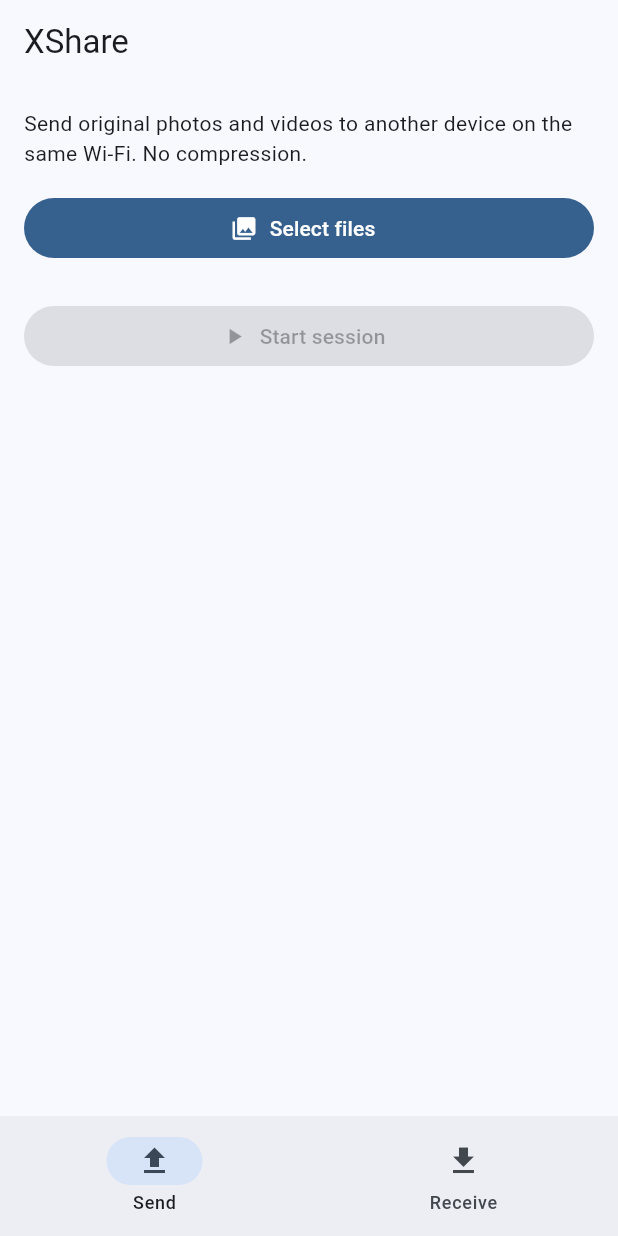
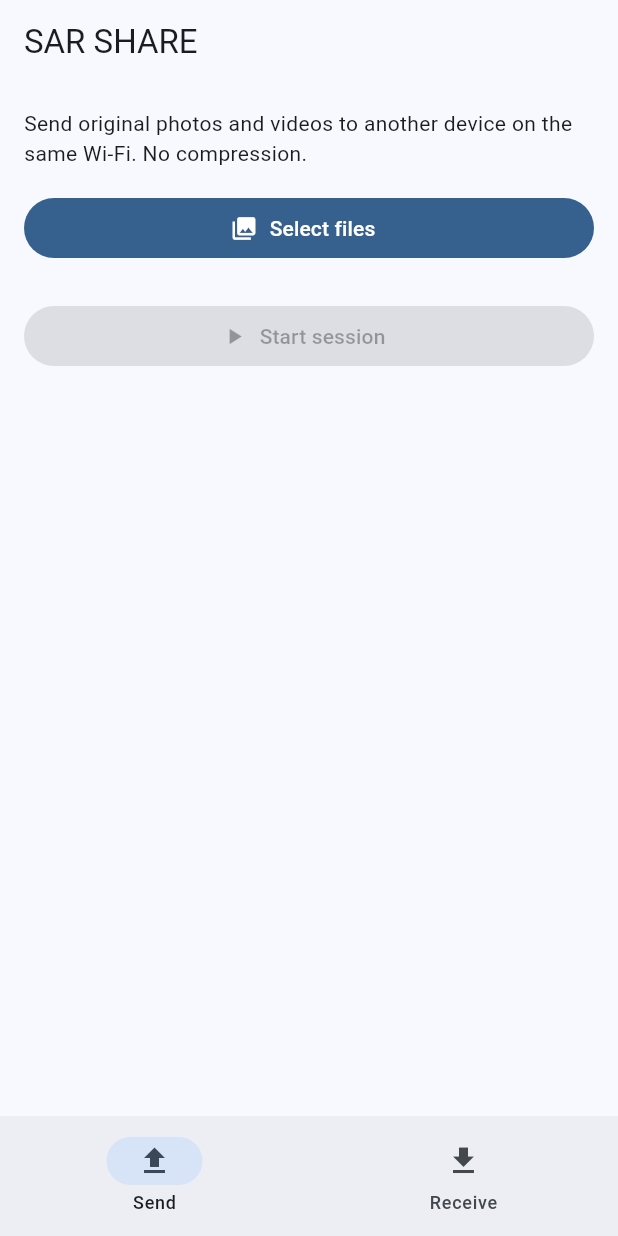
Before and after one commit to Biker299/komatipallyproductions.com, a Flutter app: the screen it shows after launch, on a phone screen of 412 x 824 dp. Run offline on Flutter 3.47's test engine with Material 3 defaults, Android fonts, the phone set to English and light mode, and no system bars; our stand-ins replace file_picker, open_filex, qr_flutter, wakelock_plus; missing offline and left inert: mobile_scanner, network_info_plus.

Commit message:
Rebrand XShare to SAR SHARE across all project files and configurations
Co-authored-by: rithwiknamindla <rithwiknamindla@gmail.com>

```diff
--- a/xshare/lib/main.dart
+++ b/xshare/lib/main.dart
@@ -6,16 +6,16 @@ import 'ui/receive_page.dart';
 
 void main() {
   WidgetsFlutterBinding.ensureInitialized();
-  runApp(const XShareApp());
+  runApp(const SarShareApp());
 }
 
-class XShareApp extends StatelessWidget {
-  const XShareApp({super.key});
+class SarShareApp extends StatelessWidget {
+  const SarShareApp({super.key});
 
   @override
   Widget build(BuildContext context) {
     return MaterialApp(
-      title: 'XShare',
+      title: 'SAR SHARE',
       theme: ThemeData(
         colorScheme: ColorScheme.fromSeed(seedColor: Colors.blue),
         useMaterial3: true,
@@ -57,7 +57,7 @@ class _HomeScreenState extends State<HomeScreen> {
 
     return Scaffold(
       appBar: AppBar(
-        title: const Text('XShare'),
+        title: const Text('SAR SHARE'),
       ),
       body: pages[_tabIndex],
       bottomNavigationBar: NavigationBar(
--- a/xshare/lib/transfer/local_http_server.dart
+++ b/xshare/lib/transfer/local_http_server.dart
@@ -138,10 +138,10 @@ class LocalFileServer {
     final html = StringBuffer()
       ..writeln('<!doctype html>')
       ..writeln('<html><head><meta name="viewport" content="width=device-width, initial-scale=1" />')
-      ..writeln('<title>XShare Session</title>')
+      ..writeln('<title>SAR SHARE Session</title>')
       ..writeln('<style>body{font-family:system-ui,-apple-system,Segoe UI,Roboto,Arial;padding:16px;line-height:1.5;} .file{margin:8px 0;} .name{font-weight:600;} .size{color:#666;font-size:0.9em;}</style>')
       ..writeln('</head><body>')
-      ..writeln('<h2>Files</h2>');
+      ..writeln('<h2>SAR SHARE — Files</h2>');
 
     for (final sf in _files) {
       final size = _formatBytes(sf.sizeBytes);
@@ -192,7 +192,7 @@ class LocalFileServer {
       req.response.statusCode = 200;
       req.response.headers.set(HttpHeaders.contentTypeHeader, mime);
       req.response.headers.set(HttpHeaders.contentLengthHeader, sf.sizeBytes);
-      req.response.headers.set(HttpHeaders.contentDispositionHeader, 'attachment; filename="${_sanitizeHeaderFilename(sf.displayName)}"');
+      req.response.headers.set('Content-Disposition', 'attachment; filename="${_sanitizeHeaderFilename(sf.displayName)}"');
       await req.response.close();
       return;
     }
@@ -206,7 +206,7 @@ class LocalFileServer {
     req.response.statusCode = 200;
     req.response.headers.set(HttpHeaders.contentTypeHeader, mime);
     req.response.headers.set(HttpHeaders.contentLengthHeader, sf.sizeBytes);
-    req.response.headers.set(HttpHeaders.contentDispositionHeader, 'attachment; filename="${_sanitizeHeaderFilename(sf.displayName)}"');
+    req.response.headers.set('Content-Disposition', 'attachment; filename="${_sanitizeHeaderFilename(sf.displayName)}"');
 
     final stream = file.openRead();
     await req.response.addStream(stream);
```
Also changed, not shown: 6 other files.
